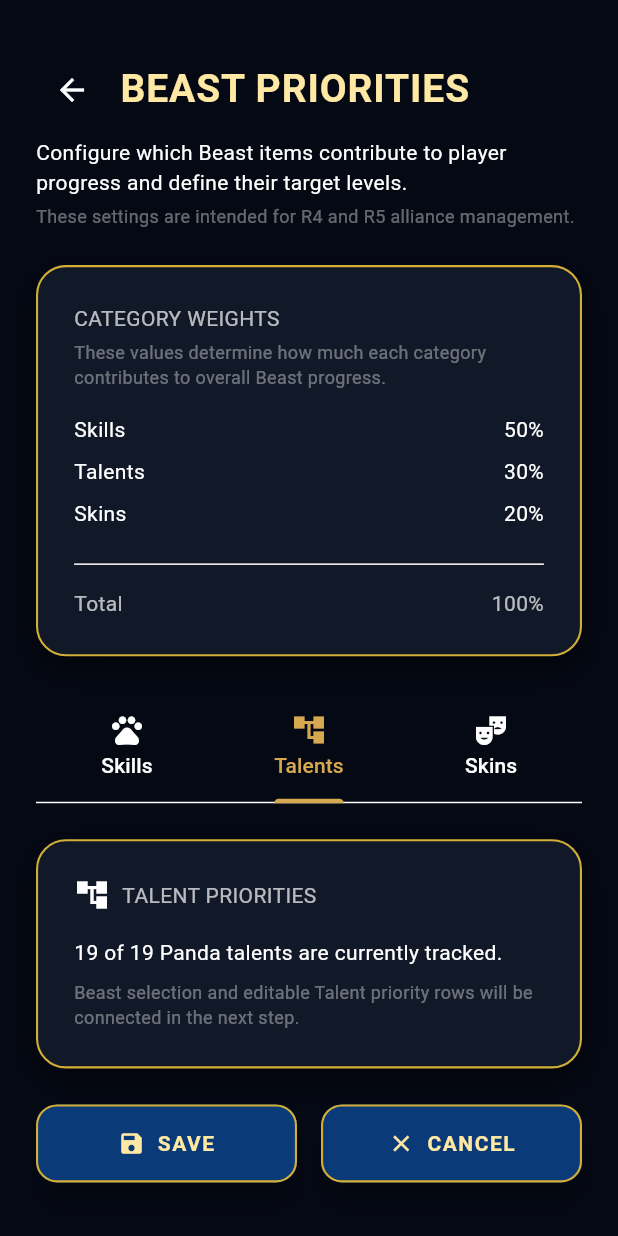
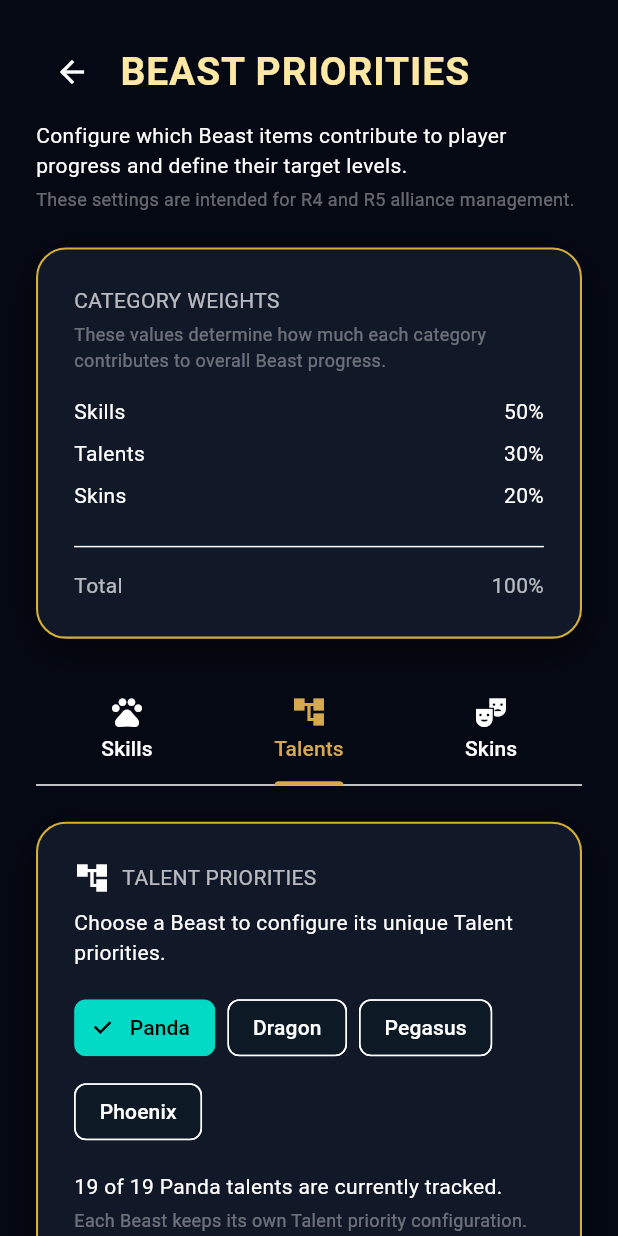
Before and after one commit to mgeorgiew96-del/alliance_manager, a Flutter app: the BeastPrioritiesScreen screen opened by its route, tab 2 chosen, on a phone screen of 412 x 824 dp. Run offline on Flutter 3.47's test engine with Material 3 defaults, Android fonts, the phone set to English and light mode, and no system bars; our stand-ins replace firebase_core, flutter_riverpod, go_router; accounts and stored records are empty.

Commit message:
feat: complete Beast priorities management

```diff
--- a/lib/features/beast/screens/beast_priorities_screen.dart
+++ b/lib/features/beast/screens/beast_priorities_screen.dart
@@ -24,6 +24,7 @@ class BeastPrioritiesScreen extends ConsumerStatefulWidget {
 
 class _BeastPrioritiesScreenState extends ConsumerState<BeastPrioritiesScreen> {
   int _selectedTabIndex = 0;
+  BeastType _selectedTalentBeast = BeastType.panda;
 
   @override
   Widget build(BuildContext context) {
@@ -101,10 +102,17 @@ class _BeastPrioritiesScreenState extends ConsumerState<BeastPrioritiesScreen> {
         return const _SkillsPrioritiesSection();
 
       case 1:
-        return const _TalentsPlaceholder();
+        return _TalentsPrioritiesSection(
+          selectedBeast: _selectedTalentBeast,
+          onBeastSelected: (beastType) {
+            setState(() {
+              _selectedTalentBeast = beastType;
+            });
+          },
+        );
 
       case 2:
-        return const _SkinsPlaceholder();
+        return const _SkinsPrioritiesSection();
 
       default:
         return const _SkillsPrioritiesSection();
@@ -326,90 +334,231 @@ class _SkillsPrioritiesSection extends ConsumerWidget {
   }
 }
 
-class _TalentsPlaceholder extends ConsumerWidget {
-  const _TalentsPlaceholder();
+class _TalentsPrioritiesSection extends ConsumerWidget {
+  const _TalentsPrioritiesSection({
+    required this.selectedBeast,
+    required this.onBeastSelected,
+  });
+
+  final BeastType selectedBeast;
+  final ValueChanged<BeastType> onBeastSelected;
 
   @override
   Widget build(BuildContext context, WidgetRef ref) {
     final config = ref.watch(beastProgressConfigProvider);
+    final controller = ref.read(beastProgressConfigProvider.notifier);
 
-    final pandaConfigs = config.talentConfigsFor(BeastType.panda);
+    final talents = talentDefinitionsForBeast(selectedBeast);
 
-    final trackedCount = pandaConfigs.values
+    final talentConfigs = config.talentConfigsFor(selectedBeast);
+
+    final trackedCount = talentConfigs.values
         .where((item) => item.isTracked)
         .length;
 
-    final totalCount = talentDefinitionsForBeast(BeastType.panda).length;
+    return Column(
+      crossAxisAlignment: CrossAxisAlignment.start,
+      children: [
+        AMCard(
+          child: Column(
+            crossAxisAlignment: CrossAxisAlignment.start,
+            children: [
+              Row(
+                children: [
+                  const Icon(Icons.account_tree),
+                  const SizedBox(width: AMSpacing.sm),
+                  Expanded(
+                    child: Text(
+                      'TALENT PRIORITIES',
+                      style: AMTextStyles.subtitle,
+                    ),
+                  ),
+                ],
+              ),
+              const SizedBox(height: AMSpacing.sm),
+              Text(
+                'Choose a Beast to configure its unique '
+                'Talent priorities.',
+                style: AMTextStyles.body,
+              ),
+              const SizedBox(height: AMSpacing.md),
+              Wrap(
+                spacing: AMSpacing.sm,
+                runSpacing: AMSpacing.sm,
+                children: BeastType.values.map((beastType) {
+                  return ChoiceChip(
+                    selected: beastType == selectedBeast,
+                    label: Text(_beastName(beastType)),
+                    onSelected: (_) {
+                      onBeastSelected(beastType);
+                    },
+                  );
+                }).toList(),
+              ),
+              const SizedBox(height: AMSpacing.md),
+              Text(
+                '$trackedCount of ${talents.length} '
+                '${_beastName(selectedBeast)} talents are '
+                'currently tracked.',
+                style: AMTextStyles.body,
+              ),
+              const SizedBox(height: AMSpacing.xs),
+              Text(
+                'Each Beast keeps its own Talent priority '
+                'configuration.',
+                style: AMTextStyles.muted,
+              ),
+            ],
+          ),
+        ),
+        const SizedBox(height: AMSpacing.md),
+        for (final talent in talents) ...[
+          Builder(
+            builder: (context) {
+              final itemConfig = talentConfigs[talent.id];
 
-    return _PlaceholderCard(
-      icon: Icons.account_tree,
-      title: 'TALENT PRIORITIES',
-      description:
-          '$trackedCount of $totalCount Panda talents are '
-          'currently tracked.',
-      message:
-          'Beast selection and editable Talent priority rows '
-          'will be connected in the next step.',
+              if (itemConfig == null) {
+                return AMCard(
+                  child: Text(
+                    'Missing progress configuration for '
+                    '${talent.name}.',
+                    style: AMTextStyles.muted,
+                  ),
+                );
+              }
+
+              return PriorityItemEditor(
+                title: talent.name,
+                isTracked: itemConfig.isTracked,
+                targetLevel: itemConfig.targetLevel,
+                minimumLevel: 0,
+                maximumLevel: talent.maxLevel,
+                priority: itemConfig.priority,
+                onTrackedChanged: (isTracked) {
+                  controller.setTalentTracked(
+                    beastType: selectedBeast,
+                    talentId: talent.id,
+                    isTracked: isTracked,
+                  );
+                },
+                onTargetLevelChanged: (targetLevel) {
+                  controller.setTalentTargetLevel(
+                    beastType: selectedBeast,
+                    talentId: talent.id,
+                    targetLevel: targetLevel,
+                  );
+                },
+                onPriorityChanged: (priority) {
+                  controller.setTalentPriority(
+                    beastType: selectedBeast,
+                    talentId: talent.id,
+                    priority: priority,
+                  );
+                },
+              );
+            },
+          ),
+          const SizedBox(height: AMSpacing.md),
+        ],
+      ],
     );
   }
 }
 
-class _SkinsPlaceholder extends ConsumerWidget {
-  const _SkinsPlaceholder();
+class _SkinsPrioritiesSection extends ConsumerWidget {
+  const _SkinsPrioritiesSection();
 
   @override
   Widget build(BuildContext context, WidgetRef ref) {
     final config = ref.watch(beastProgressConfigProvider);
+    final controller = ref.read(beastProgressConfigProvider.notifier);
 
     final trackedCount = config.skinConfigs.values
         .where((item) => item.isTracked)
         .length;
 
-    return _PlaceholderCard(
-      icon: Icons.theater_comedy,
-      title: 'SKIN PRIORITIES',
-      description:
-          '$trackedCount of ${beastSkinDefinitions.length} '
-          'skins are currently tracked.',
-      message:
-          'Editable Skin priority rows will be connected after '
-          'the Talent tab.',
-    );
-  }
-}
-
-class _PlaceholderCard extends StatelessWidget {
-  const _PlaceholderCard({
-    required this.icon,
-    required this.title,
-    required this.description,
-    required this.message,
-  });
-
-  final IconData icon;
-  final String title;
-  final String description;
-  final String message;
-
-  @override
-  Widget build(BuildContext context) {
-    return AMCard(
+    return Column(
+      crossAxisAlignment: CrossAxisAlignment.start,
+      children: [
+        AMCard(
           child: Column(
             crossAxisAlignment: CrossAxisAlignment.start,
             children: [
               Row(
                 children: [
-              Icon(icon),
+                  const Icon(Icons.theater_comedy),
                   const SizedBox(width: AMSpacing.sm),
-              Expanded(child: Text(title, style: AMTextStyles.subtitle)),
+                  Expanded(
+                    child: Text(
+                      'SKIN PRIORITIES',
+                      style: AMTextStyles.subtitle,
+                    ),
+                  ),
                 ],
               ),
-          const SizedBox(height: AMSpacing.md),
-          Text(description, style: AMTextStyles.body),
               const SizedBox(height: AMSpacing.sm),
-          Text(message, style: AMTextStyles.muted),
+              Text(
+                '$trackedCount of '
+                '${beastSkinDefinitions.length} skins are '
+                'currently tracked.',
+                style: AMTextStyles.body,
+              ),
+              const SizedBox(height: AMSpacing.xs),
+              Text(
+                'Beast skins stack together. Ignored skins remain '
+                'stored but do not contribute to Beast progress.',
+                style: AMTextStyles.muted,
+              ),
             ],
           ),
+        ),
+        const SizedBox(height: AMSpacing.md),
+        for (final skin in beastSkinDefinitions) ...[
+          Builder(
+            builder: (context) {
+              final itemConfig = config.skinConfigs[skin.id];
+
+              if (itemConfig == null) {
+                return AMCard(
+                  child: Text(
+                    'Missing progress configuration for '
+                    '${skin.name}.',
+                    style: AMTextStyles.muted,
+                  ),
+                );
+              }
+
+              return PriorityItemEditor(
+                title: skin.name,
+                isTracked: itemConfig.isTracked,
+                targetLevel: itemConfig.targetLevel,
+                minimumLevel: skin.minLevel,
+                maximumLevel: skin.maxLevel,
+                priority: itemConfig.priority,
+                onTrackedChanged: (isTracked) {
+                  controller.setSkinTracked(
+                    skinId: skin.id,
+                    isTracked: isTracked,
+                  );
+                },
+                onTargetLevelChanged: (targetLevel) {
+                  controller.setSkinTargetLevel(
+                    skinId: skin.id,
+                    targetLevel: targetLevel,
+                  );
+                },
+                onPriorityChanged: (priority) {
+                  controller.setSkinPriority(
+                    skinId: skin.id,
+                    priority: priority,
+                  );
+                },
+              );
+            },
+          ),
+          const SizedBox(height: AMSpacing.md),
+        ],
+      ],
     );
   }
 }
@@ -417,3 +566,16 @@ class _PlaceholderCard extends StatelessWidget {
 String _percentageText(double value) {
   return '${(value * 100).toStringAsFixed(0)}%';
 }
+
+String _beastName(BeastType beastType) {
+  switch (beastType) {
+    case BeastType.panda:
+      return 'Panda';
+    case BeastType.dragon:
+      return 'Dragon';
+    case BeastType.pegasus:
+      return 'Pegasus';
+    case BeastType.phoenix:
+      return 'Phoenix';
+  }
+}
```
Lines whose indentation alone changed are shown as unchanged.
